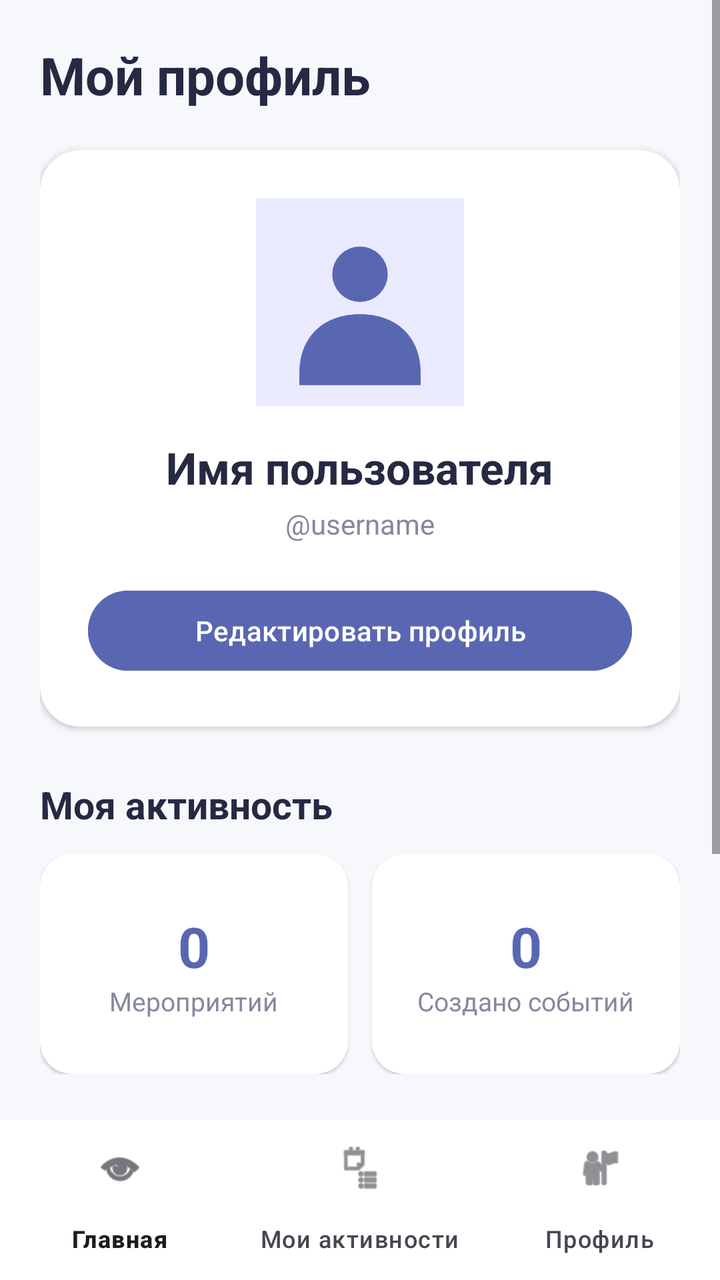
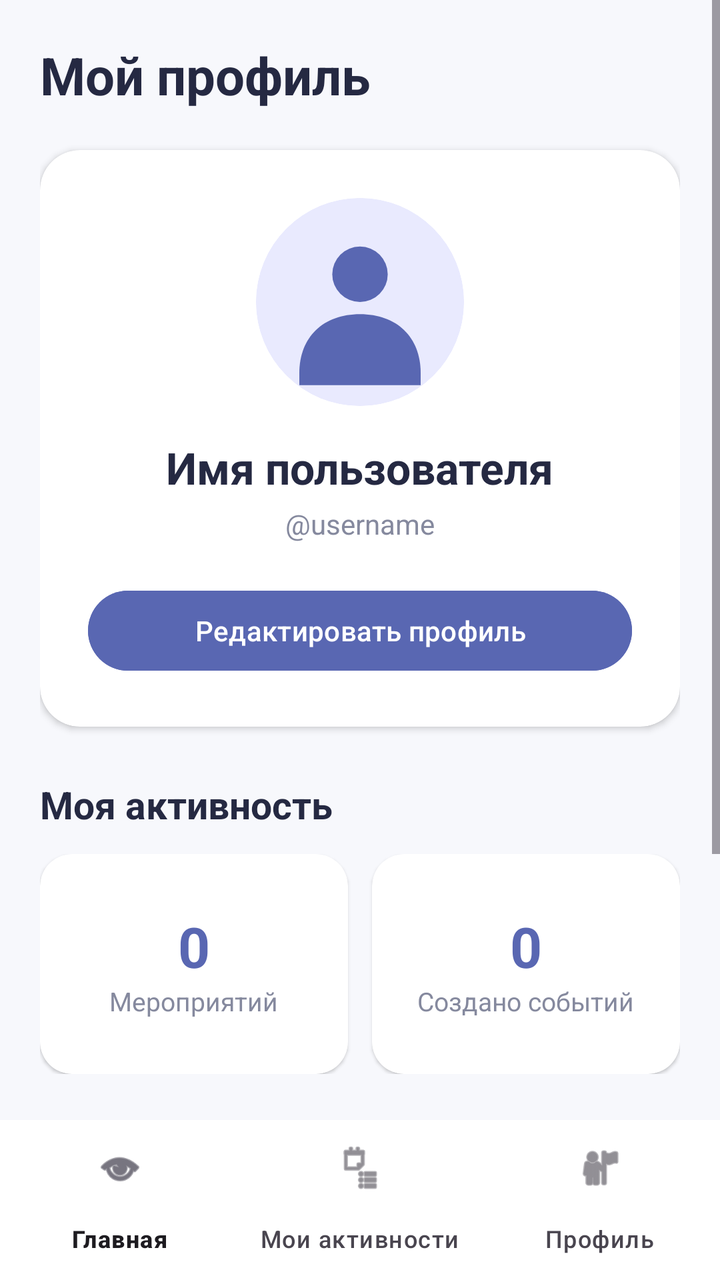

Before-and-after screenshots of an Android layout around one commit, followed by the original layout XML and the change that was made.
<!-- AndroidManifest.xml: application theme Theme.UniTime -->
<!-- res/layout/activity_profile.xml -->
<?xml version="1.0" encoding="utf-8"?>
<LinearLayout
    xmlns:android="http://schemas.android.com/apk/res/android"
    xmlns:app="http://schemas.android.com/apk/res-auto"
    android:layout_width="match_parent"
    android:layout_height="match_parent"
    android:orientation="vertical"
    android:background="#F7F8FC">

    <ScrollView
        android:layout_width="match_parent"
        android:layout_height="0dp"
        android:layout_weight="1"
        android:fillViewport="true">

        <LinearLayout
            android:layout_width="match_parent"
            android:layout_height="wrap_content"
            android:orientation="vertical"
            android:padding="20dp">

            
            <TextView
                android:layout_width="match_parent"
                android:layout_height="wrap_content"
                android:text="Мой профиль"
                android:textColor="#252942"
                android:textSize="26sp"
                android:textStyle="bold"
                android:layout_marginBottom="20dp" />

            
            <com.google.android.material.card.MaterialCardView
                android:layout_width="match_parent"
                android:layout_height="wrap_content"
                app:cardCornerRadius="20dp"
                app:cardElevation="2dp"
                app:cardBackgroundColor="#FFFFFF"
                app:strokeWidth="0dp">

                <LinearLayout
                    android:layout_width="match_parent"
                    android:layout_height="wrap_content"
                    android:orientation="vertical"
                    android:gravity="center"
                    android:padding="24dp">

                    <ImageView
                        android:id="@+id/profileAvatar"
                        android:layout_width="104dp"
                        android:layout_height="104dp"
                        android:src="@drawable/ic_profile_placeholder"
                        android:scaleType="centerCrop"
                        android:background="#E9EAFE"
                        android:contentDescription="Аватар пользователя"
                        android:layout_marginBottom="16dp" />

                    <TextView
                        android:id="@+id/profileName"
                        android:layout_width="wrap_content"
                        android:layout_height="wrap_content"
                        android:text="Имя пользователя"
                        android:textColor="#252942"
                        android:textSize="22sp"
                        android:textStyle="bold" />

                    <TextView
                        android:id="@+id/profileLogin"
                        android:layout_width="wrap_content"
                        android:layout_height="wrap_content"
                        android:text="@username"
                        android:textColor="#85899E"
                        android:textSize="14sp"
                        android:layout_marginTop="4dp" />

                    <Button
                        android:id="@+id/editProfileButton"
                        android:layout_width="match_parent"
                        android:layout_height="wrap_content"
                        android:text="Редактировать профиль"
                        android:textAllCaps="false"
                        android:textColor="#FFFFFF"
                        android:backgroundTint="#5967B2"
                        android:layout_marginTop="20dp" />

                </LinearLayout>
            </com.google.android.material.card.MaterialCardView>

            
            <TextView
                android:layout_width="wrap_content"
                android:layout_height="wrap_content"
                android:text="Моя активность"
                android:textColor="#252942"
                android:textSize="19sp"
                android:textStyle="bold"
                android:layout_marginTop="26dp"
                android:layout_marginBottom="12dp" />

            <LinearLayout
                android:layout_width="match_parent"
                android:layout_height="wrap_content"
                android:orientation="horizontal">

                <com.google.android.material.card.MaterialCardView
                    android:layout_width="0dp"
                    android:layout_height="110dp"
                    android:layout_weight="1"
                    android:layout_marginEnd="6dp"
                    app:cardCornerRadius="16dp"
                    app:cardElevation="1dp"
                    app:cardBackgroundColor="#FFFFFF"
                    app:strokeWidth="0dp">

                    <LinearLayout
                        android:layout_width="match_parent"
                        android:layout_height="match_parent"
                        android:gravity="center"
                        android:orientation="vertical">

                        <TextView
                            android:id="@+id/profileEventsCount"
                            android:layout_width="wrap_content"
                            android:layout_height="wrap_content"
                            android:text="0"
                            android:textColor="#5967B2"
                            android:textSize="28sp"
                            android:textStyle="bold" />

                        <TextView
                            android:layout_width="wrap_content"
                            android:layout_height="wrap_content"
                            android:text="Мероприятий"
                            android:textColor="#85899E"
                            android:textSize="13sp" />

                    </LinearLayout>
                </com.google.android.material.card.MaterialCardView>

                <com.google.android.material.card.MaterialCardView
                    android:layout_width="0dp"
                    android:layout_height="110dp"
                    android:layout_weight="1"
                    android:layout_marginStart="6dp"
                    app:cardCornerRadius="16dp"
                    app:cardElevation="1dp"
                    app:cardBackgroundColor="#FFFFFF"
                    app:strokeWidth="0dp">

                    <LinearLayout
                        android:layout_width="match_parent"
                        android:layout_height="match_parent"
                        android:gravity="center"
                        android:orientation="vertical">

                        <TextView
                            android:id="@+id/profileCreatedCount"
                            android:layout_width="wrap_content"
                            android:layout_height="wrap_content"
                            android:text="0"
                            android:textColor="#5967B2"
                            android:textSize="28sp"
                            android:textStyle="bold" />

                        <TextView
                            android:layout_width="wrap_content"
                            android:layout_height="wrap_content"
                            android:text="Создано событий"
                            android:textColor="#85899E"
                            android:textSize="13sp" />

                    </LinearLayout>
                </com.google.android.material.card.MaterialCardView>

            </LinearLayout>

            
            <TextView
                android:layout_width="wrap_content"
                android:layout_height="wrap_content"
                android:text="Аккаунт"
                android:textColor="#252942"
                android:textSize="19sp"
                android:textStyle="bold"
                android:layout_marginTop="26dp"
                android:layout_marginBottom="12dp" />

            <com.google.android.material.card.MaterialCardView
                android:layout_width="match_parent"
                android:layout_height="wrap_content"
                app:cardCornerRadius="16dp"
                app:cardElevation="1dp"
                app:cardBackgroundColor="#FFFFFF"
                app:strokeWidth="0dp">

                <LinearLayout
                    android:layout_width="match_parent"
                    android:layout_height="wrap_content"
                    android:orientation="vertical">

                    <TextView
                        android:id="@+id/profileEmail"
                        android:layout_width="match_parent"
                        android:layout_height="wrap_content"
                        android:text="Email: user@example.com"
                        android:textColor="#454960"
                        android:textSize="15sp"
                        android:padding="18dp" />

                    <View
                        android:layout_width="match_parent"
                        android:layout_height="1dp"
                        android:background="#F0F1F6" />

                    <TextView
                        android:id="@+id/logoutButton"
                        android:layout_width="match_parent"
                        android:layout_height="wrap_content"
                        android:text="Выйти из аккаунта"
                        android:textColor="#D95364"
                        android:textSize="15sp"
                        android:padding="18dp"
                        android:clickable="true"
                        android:focusable="true" />

                </LinearLayout>
            </com.google.android.material.card.MaterialCardView>

        </LinearLayout>
    </ScrollView>

    
    <com.google.android.material.bottomnavigation.BottomNavigationView
        android:id="@+id/bottomNavigation"
        android:layout_width="match_parent"
        android:layout_height="wrap_content"
        android:background="#FFFFFF"
        app:menu="@menu/bottom_navigation_menu"
        app:layout_constraintBottom_toBottomOf="parent" />

</LinearLayout>
<!-- resources referenced by this layout -->
<resources>
  <!-- drawable ic_profile_placeholder (drawable) -->
  <?xml version="1.0" encoding="utf-8"?>
  <vector xmlns:android="http://schemas.android.com/apk/res/android"
      android:width="120dp"
      android:height="120dp"
      android:viewportWidth="120"
      android:viewportHeight="120">
  
      
      <path
          android:fillColor="#E9EAFE"
          android:pathData="M60,0 A60,60 0,1 0,60 120 A60,60 0,1 0,60 0 Z" />
  
      
      <path
          android:fillColor="#5967B2"
          android:pathData="M60,28 A16,16 0,1 0,60 60 A16,16 0,1 0,60 28 Z" />
  
      
      <path
          android:fillColor="#5967B2"
          android:pathData="M60,67 C39,67 25,80 25,101 L25,108 L95,108 L95,101 C95,80 81,67 60,67 Z" />
  
  </vector>
  <style name="Theme.UniTime" parent="Base.Theme.UniTime" />
  <style name="Base.Theme.UniTime" parent="Theme.Material3.DayNight.NoActionBar">
          
          
      </style>
</resources>

<!-- the commit's change to res/layout/activity_profile.xml (unified diff, before → after) -->
@@ -45,15 +45,24 @@
                     android:gravity="center"
                     android:padding="24dp">
 
-                    <ImageView
-                        android:id="@+id/profileAvatar"
+                    <com.google.android.material.card.MaterialCardView
                         android:layout_width="104dp"
                         android:layout_height="104dp"
-                        android:src="@drawable/ic_profile_placeholder"
-                        android:scaleType="centerCrop"
-                        android:background="#E9EAFE"
-                        android:contentDescription="Аватар пользователя"
-                        android:layout_marginBottom="16dp" />
+                        android:layout_marginBottom="16dp"
+                        app:cardCornerRadius="52dp"
+                        app:cardElevation="0dp"
+                        app:strokeWidth="0dp"
+                        app:cardBackgroundColor="#E9EAFE">
+
+                        <ImageView
+                            android:id="@+id/profileAvatar"
+                            android:layout_width="match_parent"
+                            android:layout_height="match_parent"
+                            android:src="@drawable/ic_profile_placeholder"
+                            android:scaleType="centerCrop"
+                            android:contentDescription="Аватар пользователя" />
+
+                    </com.google.android.material.card.MaterialCardView>
 
                     <TextView
                         android:id="@+id/profileName"
